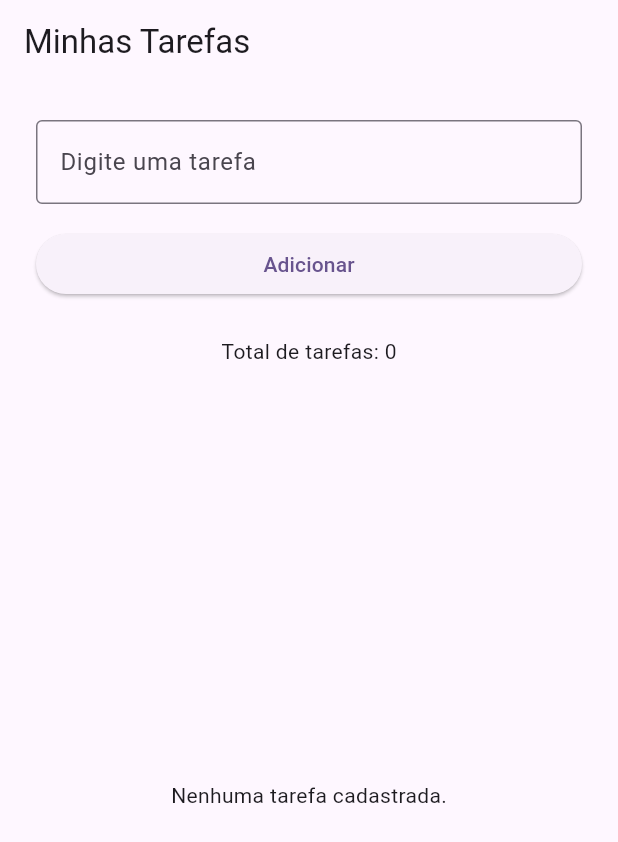
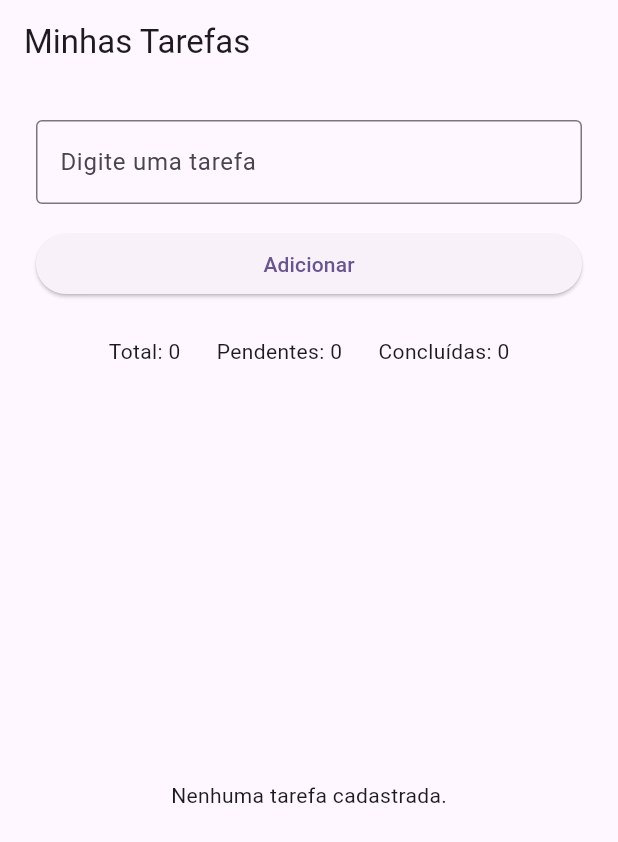
Before and after one commit to anapaula-sds/app_tarefas_web, a Flutter app: the screen it shows after launch, on a phone screen of 412 x 824 dp. Shown: the top 842 px of the screen. Run offline on Flutter 3.47's test engine with Material 3 defaults, Android fonts, the light colour scheme and no system bars.

Commit message:
feat: adicionar contadores de tarefas

```diff
--- a/lib/pages/home_page.dart
+++ b/lib/pages/home_page.dart
@@ -65,7 +65,16 @@ class _HomePageState extends State<HomePage> {
               ),
             ),
             const SizedBox(height: 24),
-            Text('Total de tarefas: ${taskProvider.tasks.length}'),
+            Wrap(
+              alignment: WrapAlignment.center,
+              spacing: 24,
+              runSpacing: 8,
+              children: [
+                Text('Total: ${taskProvider.totalTasks}'),
+                Text('Pendentes: ${taskProvider.pendingTasks}'),
+                Text('Concluídas: ${taskProvider.completedTasks}'),
+              ],
+            ),
             const SizedBox(height: 16),
             Expanded(
               child: taskProvider.tasks.isEmpty
--- a/lib/providers/task_provider.dart
+++ b/lib/providers/task_provider.dart
@@ -11,6 +11,21 @@ class TaskProvider extends ChangeNotifier {
   // Permite que a tela consulte as tarefas.
   List<Task> get tasks {
     return _tasks;
+  }
+
+  // Retorna a quantidade total de tarefas.
+  int get totalTasks {
+    return _tasks.length;
+  }
+
+  // Retorna a quantidade de tarefas concluídas.
+  int get completedTasks {
+    return _tasks.where((task) => task.isCompleted).length;
+  }
+
+  // Retorna a quantidade de tarefas pendentes.
+  int get pendingTasks {
+    return _tasks.where((task) => !task.isCompleted).length;
   }
 
   // Adiciona uma nova tarefa.
```
